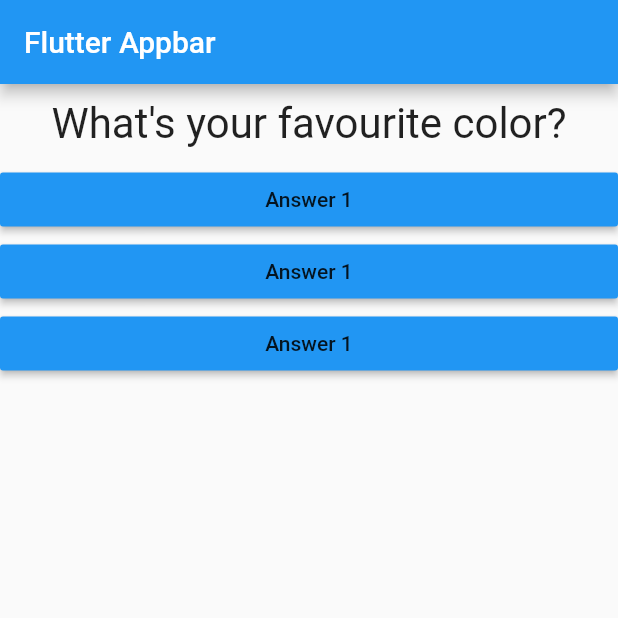
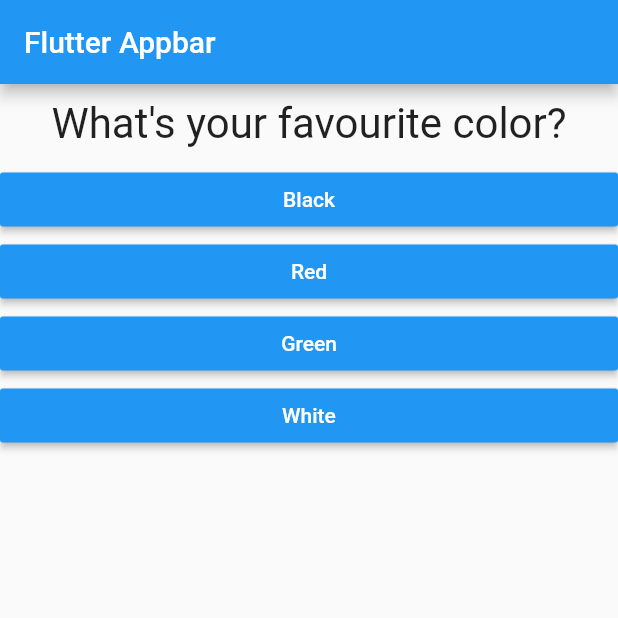
Before and after one commit to mricky/flutter_restaurant, a Flutter app: the screen it shows after launch, on a phone screen of 412 x 824 dp, the top half of it. Run offline on Flutter 3.47's test engine with Material 2 defaults, Android fonts, the phone set to English and light mode, and no system bars.

```diff
--- a/flutter_complete_guide/lib/answer.dart
+++ b/flutter_complete_guide/lib/answer.dart
@@ -2,15 +2,16 @@ import 'package:flutter/material.dart';
 
 class Answer extends StatelessWidget {
   final Function selectHandler;
-
-  Answer(this.selectHandler);
+  final String answerText;
+  Answer(this.selectHandler, this.answerText);
   @override
   Widget build(BuildContext context) {
     return Container(
       width: double.infinity,
       child: RaisedButton(
         color: Colors.blue,
-        child: Text('Answer 1'),
+        textColor: Colors.white,
+        child: Text(answerText),
         onPressed: selectHandler,
       ),
     );
--- a/flutter_complete_guide/lib/main.dart
+++ b/flutter_complete_guide/lib/main.dart
@@ -24,17 +24,33 @@ void main() => runApp(MyApp());
   @override
   Widget build(BuildContext context) {
      var questions =[
-      'What\'s your favourite color?',
-      'What\'s your favourite animal?'
+       {
+         'questionText': 'What\'s your favourite color?',
+         'answers' : ['Black','Red','Green','White']
+       },
+       {
+         'questionText':  'What\'s your favourite animal?',
+         'answers' : ['Rabbit','Snake','Elephant']
+       },
+        {
+         'questionText':  'Who\'s your favourite instructor?',
+         'answers' : ['Mohammad','Ricky','Sikasep']
+       }
+
+
     ];
     return MaterialApp(
       home: Scaffold(
         appBar: AppBar(title: Text('Flutter Appbar'),),
         body: Column(children: <Widget>[
-          Question(questions[_questionIndex]),
-          Answer(answerQuestion),
-          Answer(answerQuestion),
-          Answer(answerQuestion),
+          Question(
+            questions[_questionIndex]['questionText']
+          ),
+          ...(questions[_questionIndex]['answers'] as List<String>)
+            .map((answers){
+            return Answer(answerQuestion,answers);
+          }).toList()
+
           // Text(questions[_questionIndex]),
           // RaisedButton(child: Text('Answer 1'),onPressed: answerQuestion,),
 
```
